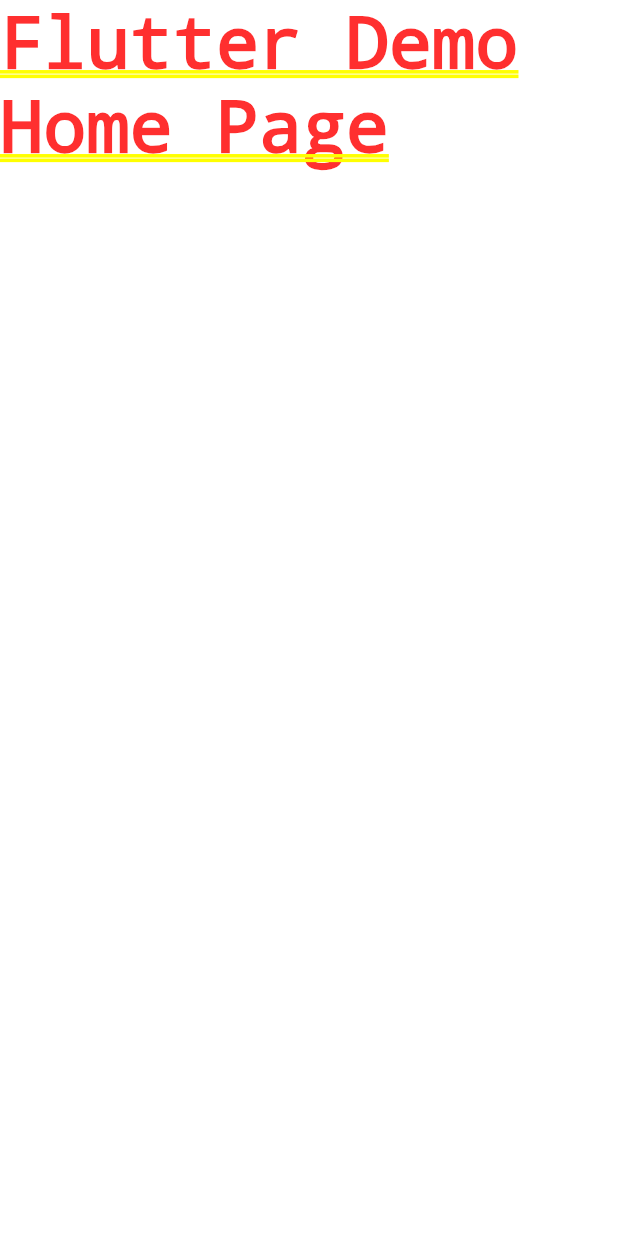
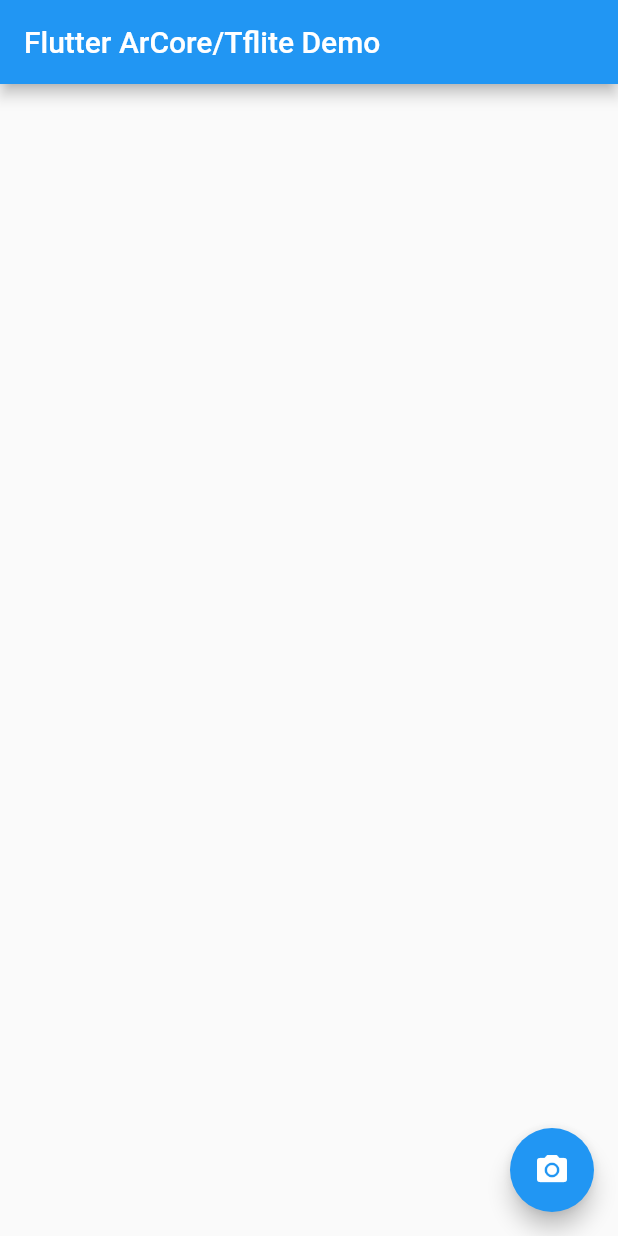
Before and after one commit to caminden/ARC-TFL, a Flutter app: the screen it shows after launch, on a phone screen of 412 x 824 dp. Run offline on Flutter 3.47's test engine with Material 2 defaults, Android fonts, the phone set to English and light mode, and no system bars; our stand-ins replace camera; missing offline and left inert: tflite.

Commit message:
setup cameras, build body of homepage

```diff
--- /dev/null
+++ b/ArDemo/lib/Homescreen.dart
@@ -0,0 +1,54 @@
+import 'package:flutter/material.dart';
+import 'package:camera/camera.dart';
+import 'package:tflite/tflite.dart';
+
+const String ssd = "SSD MobileNet";
+
+class HomeScreen extends StatefulWidget {
+  final List<CameraDescription> cameras;
+
+  HomeScreen(this.cameras);
+
+  @override
+  State<StatefulWidget> createState() {
+    // TODO: implement createState
+    return _HomeScreen();
+  }
+}
+
+class _HomeScreen extends State<HomeScreen> {
+  List<dynamic> _recognitions;
+  int _imageHeight = 0;
+  int _imageWidth = 0;
+  String _model = "";
+
+  loadModel() async {
+    String result;
+
+    switch(_model){
+      case ssd:
+        result = await Tflite.loadModel(
+          labels: "assets/labels.txt",
+          model: "assets/ssd_mobilenet.tflite",
+        );
+    }
+    print(result);
+  }
+
+  @override
+  Widget build(BuildContext context) {
+    // TODO: implement build
+    return Scaffold(
+      appBar: AppBar(
+        title: Text("Flutter ArCore/Tflite Demo"),
+      ),
+      body: _model == "" ? Container() : Stack(
+        children: [],
+      ),
+      floatingActionButton: FloatingActionButton(
+        onPressed: (){},
+        child: Icon(Icons.photo_camera),
+      ),
+    );
+  }
+}
--- a/ArDemo/lib/main.dart
+++ b/ArDemo/lib/main.dart
@@ -1,6 +1,17 @@
+import 'package:ArDemo/Homescreen.dart';
 import 'package:flutter/material.dart';
+import 'package:camera/camera.dart';
 
-void main() {
+List<CameraDescription> cameras;
+
+Future<void> main() async{
+  WidgetsFlutterBinding.ensureInitialized();
+  try{
+    cameras = await availableCameras();
+  }
+  catch(e){
+    print("Error, $e.message");
+  }
   runApp(MyApp());
 }
 
@@ -9,24 +20,11 @@ class MyApp extends StatelessWidget {
   @override
   Widget build(BuildContext context) {
     return MaterialApp(
-      title: 'Flutter Demo',
+      title: 'AR Demo',
       theme: ThemeData(
-        // This is the theme of your application.
-        //
-        // Try running your application with "flutter run". You'll see the
-        // application has a blue toolbar. Then, without quitting the app, try
-        // changing the primarySwatch below to Colors.green and then invoke
-        // "hot reload" (press "r" in the console where you ran "flutter run",
-        // or simply save your changes to "hot reload" in a Flutter IDE).
-        // Notice that the counter didn't reset back to zero; the application
-        // is not restarted.
         primarySwatch: Colors.blue,
-        // This makes the visual density adapt to the platform that you run
-        // the app on. For desktop platforms, the controls will be smaller and
-        // closer together (more dense) than on mobile platforms.
-        visualDensity: VisualDensity.adaptivePlatformDensity,
       ),
-      home: Text('Flutter Demo Home Page'),
+      home: HomeScreen(cameras)
     );
   }
 }
```
Also changed, not shown: ArDemo/lib/BoundingBox.dart (added), ArDemo/lib/Camera.dart (added).
